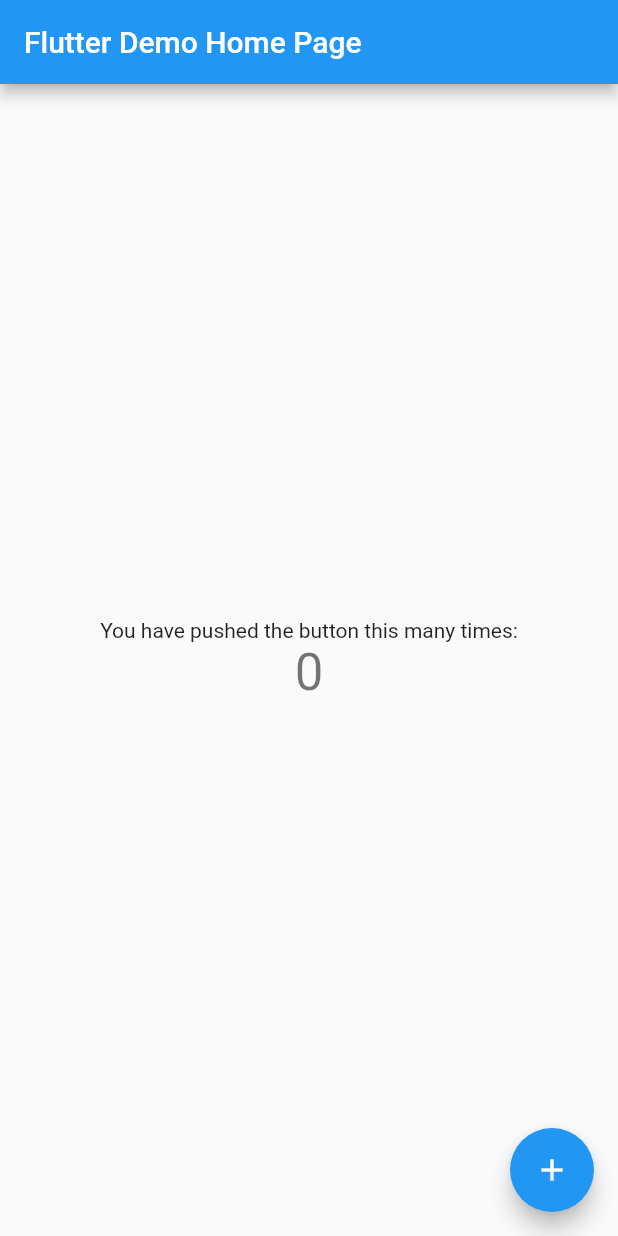
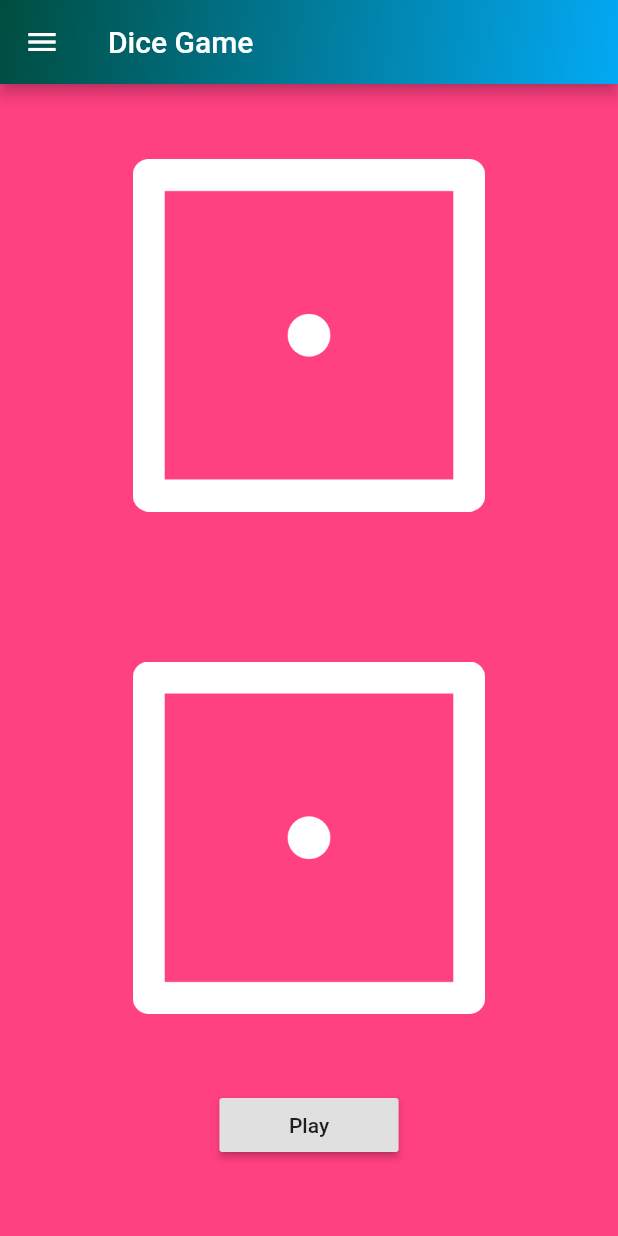
Before and after one commit to OxamaHxn/dice_flutter_app.sp17-bcs-089, a Flutter app: the screen it shows after launch, on a phone screen of 412 x 824 dp. Run offline on Flutter 3.47's test engine with Material 2 defaults, Android fonts, the phone set to English and light mode, and no system bars.

Commit message:
Updating Dice App source data

```diff
--- a/lib/main.dart
+++ b/lib/main.dart
@@ -1,117 +1,58 @@
+import 'package:dicee/page1.dart';
+import 'package:dicee/page2.dart';
 import 'package:flutter/material.dart';
 
 void main() {
-  runApp(MyApp());
+  runApp(MaterialApp(
+    home: FirstRoute(),
+  ));
 }
 
-class MyApp extends StatelessWidget {
-  // This widget is the root of your application.
+class FirstRoute extends StatelessWidget{
   @override
   Widget build(BuildContext context) {
     return MaterialApp(
-      title: 'Flutter Demo',
-      theme: ThemeData(
-        // This is the theme of your application.
-        //
-        // Try running your application with "flutter run". You'll see the
-        // application has a blue toolbar. Then, without quitting the app, try
-        // changing the primarySwatch below to Colors.green and then invoke
-        // "hot reload" (press "r" in the console where you ran "flutter run",
-        // or simply save your changes to "hot reload" in a Flutter IDE).
-        // Notice that the counter didn't reset back to zero; the application
-        // is not restarted.
-        primarySwatch: Colors.blue,
-        // This makes the visual density adapt to the platform that you run
-        // the app on. For desktop platforms, the controls will be smaller and
-        // closer together (more dense) than on mobile platforms.
-        visualDensity: VisualDensity.adaptivePlatformDensity,
+      home: SafeArea(
+        child: Scaffold(
+          backgroundColor: Colors.pinkAccent,
+          appBar: AppBar(
+            title: Text('Dice Game'),
+            flexibleSpace: Container(
+              decoration: BoxDecoration(
+                gradient: LinearGradient(
+                  begin: Alignment.topLeft,
+                  end: Alignment.bottomRight,
+                  colors: <Color>[
+                    Colors.teal.shade900,
+                    Colors.lightBlue
+                  ]
+                ),
+              ),
+            ),
+          ),
+          drawer: Drawer(
+            child: ListView(
+              children: <Widget>[
+                ListTile(
+                  title: SafeArea(
+                    child: Text('About Us',style: TextStyle(
+                        fontSize: 20.0,
+                        fontWeight: FontWeight.w400
+                    ),),
+                  ),
+                  onTap: (){
+                    Navigator.push(
+                      context,
+                      MaterialPageRoute(builder: (context) => SecondRoute()),
+                    );
+                  },
+                ),
+              ],
+            ),
+          ),
+          body: DicePage(),
+        ),
       ),
-      home: MyHomePage(title: 'Flutter Demo Home Page'),
     );
   }
 }
-
-class MyHomePage extends StatefulWidget {
-  MyHomePage({Key key, this.title}) : super(key: key);
-
-  // This widget is the home page of your application. It is stateful, meaning
-  // that it has a State object (defined below) that contains fields that affect
-  // how it looks.
-
-  // This class is the configuration for the state. It holds the values (in this
-  // case the title) provided by the parent (in this case the App widget) and
-  // used by the build method of the State. Fields in a Widget subclass are
-  // always marked "final".
-
-  final String title;
-
-  @override
-  _MyHomePageState createState() => _MyHomePageState();
-}
-
-class _MyHomePageState extends State<MyHomePage> {
-  int _counter = 0;
-
-  void _incrementCounter() {
-    setState(() {
-      // This call to setState tells the Flutter framework that something has
-      // changed in this State, which causes it to rerun the build method below
-      // so that the display can reflect the updated values. If we changed
-      // _counter without calling setState(), then the build method would not be
-      // called again, and so nothing would appear to happen.
-      _counter++;
-    });
-  }
-
-  @override
-  Widget build(BuildContext context) {
-    // This method is rerun every time setState is called, for instance as done
-    // by the _incrementCounter method above.
-    //
-    // The Flutter framework has been optimized to make rerunning build methods
-    // fast, so that you can just rebuild anything that needs updating rather
-    // than having to individually change instances of widgets.
-    return Scaffold(
-      appBar: AppBar(
-        // Here we take the value from the MyHomePage object that was created by
-        // the App.build method, and use it to set our appbar title.
-        title: Text(widget.title),
-      ),
-      body: Center(
-        // Center is a layout widget. It takes a single child and positions it
-        // in the middle of the parent.
-        child: Column(
-          // Column is also a layout widget. It takes a list of children and
-          // arranges them vertically. By default, it sizes itself to fit its
-          // children horizontally, and tries to be as tall as its parent.
-          //
-          // Invoke "debug painting" (press "p" in the console, choose the
-          // "Toggle Debug Paint" action from the Flutter Inspector in Android
-          // Studio, or the "Toggle Debug Paint" command in Visual Studio Code)
-          // to see the wireframe for each widget.
-          //
-          // Column has various properties to control how it sizes itself and
-          // how it positions its children. Here we use mainAxisAlignment to
-          // center the children vertically; the main axis here is the vertical
-          // axis because Columns are vertical (the cross axis would be
-          // horizontal).
-          mainAxisAlignment: MainAxisAlignment.center,
-          children: <Widget>[
-            Text(
-              'You have pushed the button this many times:',
-            ),
-            Text(
-              '$_counter',
-              style: Theme.of(context).textTheme.headline4,
-            ),
-          ],
-        ),
-      ),
-      floatingActionButton: FloatingActionButton(
-        onPressed: _incrementCounter,
-        tooltip: 'Increment',
-        child: Icon(Icons.add),
-      ), // This trailing comma makes auto-formatting nicer for build methods.
-    );
-  }
-}
--- /dev/null
+++ b/lib/page2.dart
@@ -0,0 +1,59 @@
+import 'package:flutter/services.dart';
+import 'package:flutter/cupertino.dart';
+import 'package:flutter/material.dart';
+import 'dart:math';
+
+class DicePage extends StatefulWidget {
+  @override
+  _DicePageState createState() => _DicePageState();
+}
+
+class _DicePageState extends State<DicePage> {
+  var upperDice = 1;
+  var lowerDice = 1;
+
+  void diceOne() {
+    setState(() {
+      upperDice = Random().nextInt(6) + 1;
+      lowerDice = Random().nextInt(6) + 1;
+    });
+  }
+
+  @override
+  Widget build(BuildContext context) {
+    SystemChrome.setPreferredOrientations([
+      DeviceOrientation.portraitUp,
+      DeviceOrientation.portraitDown,
+    ]);
+    return SafeArea(
+      child: Center(
+        child: Column(
+          children: <Widget>[
+            Expanded(
+              child: Padding(
+                padding: const EdgeInsets.all(50.0),
+                child: Image.asset('images/dice$upperDice.png'),
+              ),
+            ),
+            Expanded(
+              child: Padding(
+                padding: const EdgeInsets.all(50.0),
+                child: Image.asset('images/dice$lowerDice.png'),
+              ),
+            ),
+            Container(
+              width: MediaQuery.of(context).size.width * 0.29,
+              margin: EdgeInsets.only(bottom: 50.0),
+              child: RaisedButton(
+                onPressed: (){
+                  diceOne();
+                },
+                child: Text('Play'),
+              ),
+            ),
+          ],
+        ),
+      ),
+    );
+  }
+}
```
Also changed, not shown: lib/page1.dart (added, +63 -0 lines), pubspec.yaml (+14 -58 lines), fonts/BalsamiqSans-Regular.ttf (added), fonts/MetalMania-Regular.ttf (added), fonts/TenaliRamakrishna-Regular.ttf (added), images/dice1.png (added), images/dice2.png (added), images/dice3.png (added), images/dice4.png (added), images/dice5.png (added), images/dice6.png (added), pubspec.lock, 1 other file.
